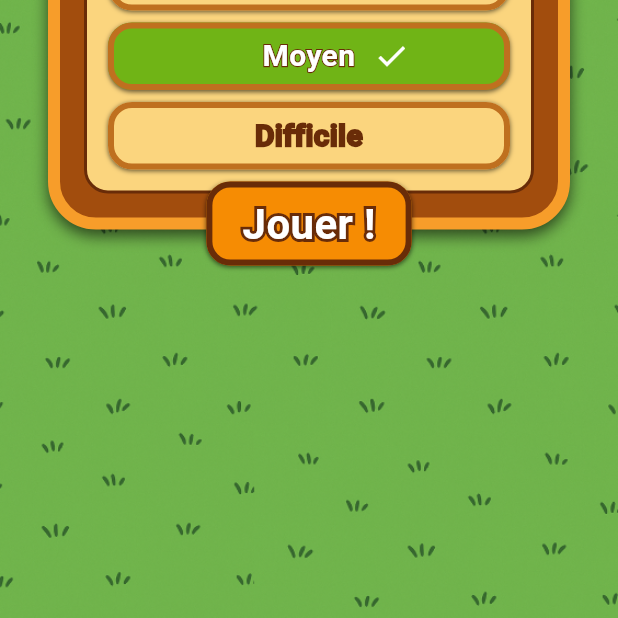
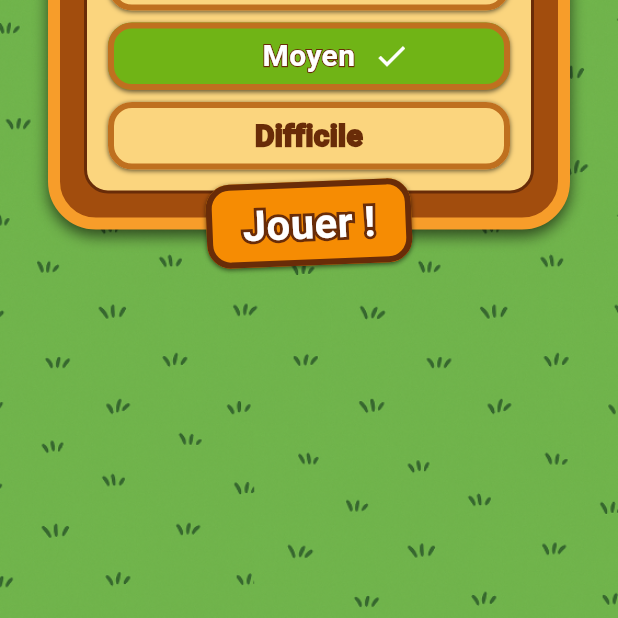
Before and after one commit to kevinDespoulains/tic_tac_taupe, a Flutter app: the screen it shows after launch, on a phone screen of 412 x 824 dp, the part 618-1236 px from its top. Run offline on Flutter 3.47's test engine with Material 3 defaults, Android fonts, the phone set to English and light mode, and no system bars; our stand-ins replace flutter_riverpod, freezed_annotation, go_router, rive, riverpod_annotation, shared_preferences; generated files the repository leaves out were written again.

Commit message:
feat(home): animate home button

```diff
--- a/lib/features/home/presentation/views/home_screen.dart
+++ b/lib/features/home/presentation/views/home_screen.dart
@@ -9,7 +9,6 @@ import 'package:tic_tac_taupe/core/widgets/text/app_text.dart';
 import 'package:tic_tac_taupe/features/game_settings/presentation/widgets/bot_difficulty_selection.dart';
 import 'package:tic_tac_taupe/features/navigation/routes.dart';
 
-// TODO(kevin): add animations to this screen
 // TODO(kevin): add music and sound effects ?
 
 class HomeScreen extends StatelessWidget {
@@ -144,17 +143,73 @@ class _MenuTitle extends ConsumerWidget {
   }
 }
 
-class _StartGameButton extends StatelessWidget {
+class _StartGameButton extends StatefulWidget {
   const _StartGameButton();
 
   @override
+  State<_StartGameButton> createState() => _StartGameButtonState();
+}
+
+class _StartGameButtonState extends State<_StartGameButton>
+    with SingleTickerProviderStateMixin {
+  late final AnimationController _controller;
+  late final Animation<double> _animation;
+
+  @override
+  void initState() {
+    super.initState();
+    _controller = AnimationController(
+      duration: const Duration(milliseconds: 500),
+      vsync: this,
+    )..repeat(reverse: true);
+
+    _animation = TweenSequence<double>([
+      TweenSequenceItem(
+        tween: Tween<double>(begin: 0.0, end: 0.1),
+        weight: 1,
+      ),
+      TweenSequenceItem(
+        tween: Tween<double>(begin: 0.1, end: 0.0),
+        weight: 1,
+      ),
+      TweenSequenceItem(
+        tween: Tween<double>(begin: 0.0, end: -0.1),
+        weight: 1,
+      ),
+      TweenSequenceItem(
+        tween: Tween<double>(begin: -0.1, end: 0.0),
+        weight: 1,
+      ),
+      TweenSequenceItem(
+        tween: Tween<double>(begin: -0.0, end: 0.0),
+        weight: 5,
+      ),
+    ]).animate(_controller);
+  }
+
+  @override
+  void dispose() {
+    _controller.dispose();
+    super.dispose();
+  }
+
+  @override
   Widget build(BuildContext context) {
-    return AppButton(
-      text: 'Jouer !',
-      size: AppButtonSize.large,
-      onPressed: () {
-        context.go(AppRoutes.game);
+    return AnimatedBuilder(
+      animation: _animation,
+      builder: (context, child) {
+        return Transform.rotate(
+          angle: _animation.value,
+          child: child,
+        );
       },
+      child: AppButton(
+        text: 'Jouer !',
+        size: AppButtonSize.large,
+        onPressed: () {
+          context.go(AppRoutes.game);
+        },
+      ),
     );
   }
 }
```
Also changed, not shown: lib/features/game/presentation/views/game_screen.dart (+18 -0 lines), lib/features/game/presentation/views/widgets/help_dialog.dart (added, +66 -0 lines).
